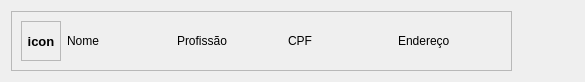
First picture: the form in view/card_func.ui, repository Kaesinasprod/Sistema-de-Funcionarios, before the edit.
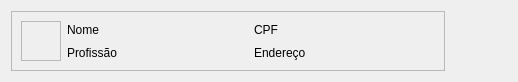
Second picture: the form after the edit. Icons and pictures are not drawn.

```diff
--- a/view/card_func.ui
+++ b/view/card_func.ui
@@ -6,8 +6,8 @@
    <rect>
     <x>0</x>
     <y>0</y>
-    <width>585</width>
-    <height>80</height>
+    <width>518</width>
+    <height>82</height>
    </rect>
   </property>
   <property name="sizePolicy">
@@ -58,7 +58,6 @@
         <property name="font">
          <font>
           <pointsize>10</pointsize>
-          <weight>75</weight>
           <bold>true</bold>
          </font>
         </property>
@@ -72,7 +71,7 @@
          <enum>QFrame::Plain</enum>
         </property>
         <property name="text">
-         <string>icon</string>
+         <string/>
         </property>
         <property name="textFormat">
          <enum>Qt::AutoText</enum>
@@ -83,6 +82,8 @@
        </widget>
       </item>
       <item>
+       <layout class="QGridLayout" name="gridLayout_2">
+        <item row="0" column="0">
        <widget class="QLabel" name="nome">
         <property name="minimumSize">
          <size>
@@ -95,26 +96,34 @@
         </property>
        </widget>
       </item>
-      <item>
-       <widget class="QLabel" name="prof">
-        <property name="text">
-         <string>Profissão</string>
-        </property>
-       </widget>
-      </item>
-      <item>
+        <item row="0" column="1">
        <widget class="QLabel" name="cpf">
         <property name="text">
          <string>CPF</string>
         </property>
        </widget>
       </item>
-      <item>
+        <item row="1" column="0">
+         <widget class="QLabel" name="prof">
+          <property name="text">
+           <string>Profissão</string>
+          </property>
+         </widget>
+        </item>
+        <item row="1" column="1">
        <widget class="QLabel" name="end">
+          <property name="maximumSize">
+           <size>
+            <width>250</width>
+            <height>16777215</height>
+           </size>
+          </property>
         <property name="text">
          <string>Endereço</string>
         </property>
        </widget>
+        </item>
+       </layout>
       </item>
      </layout>
     </widget>
```
Left out of the diff: 8 changed lines with no effect on the pictures. Lines whose indentation alone changed are shown as unchanged.
